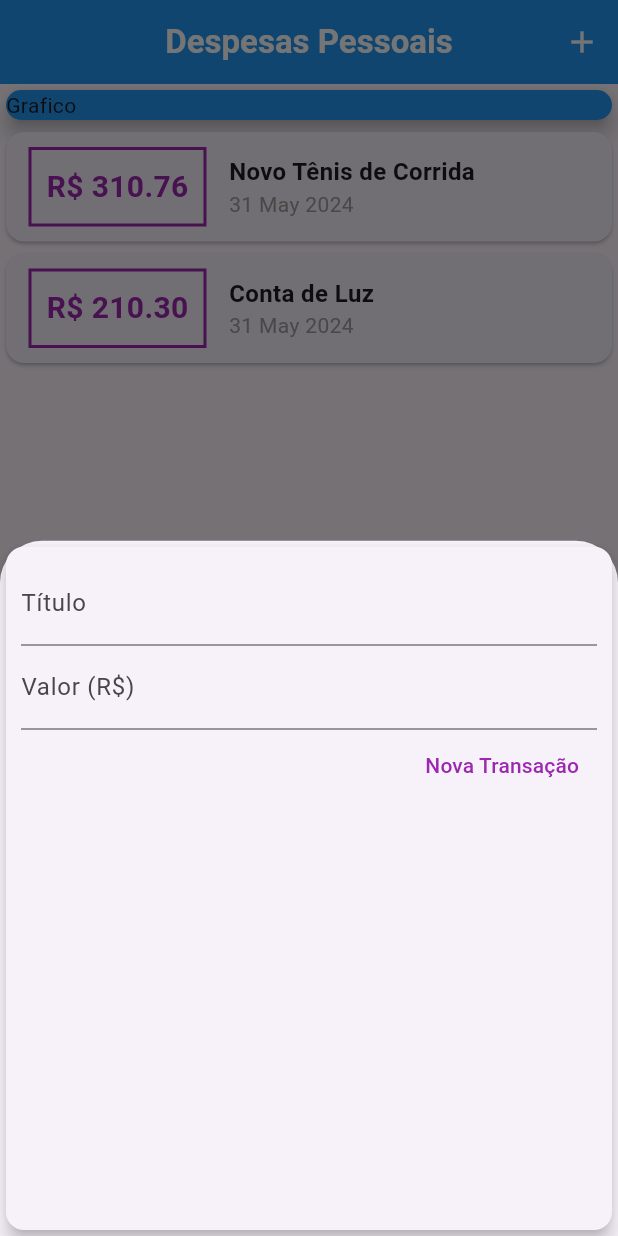
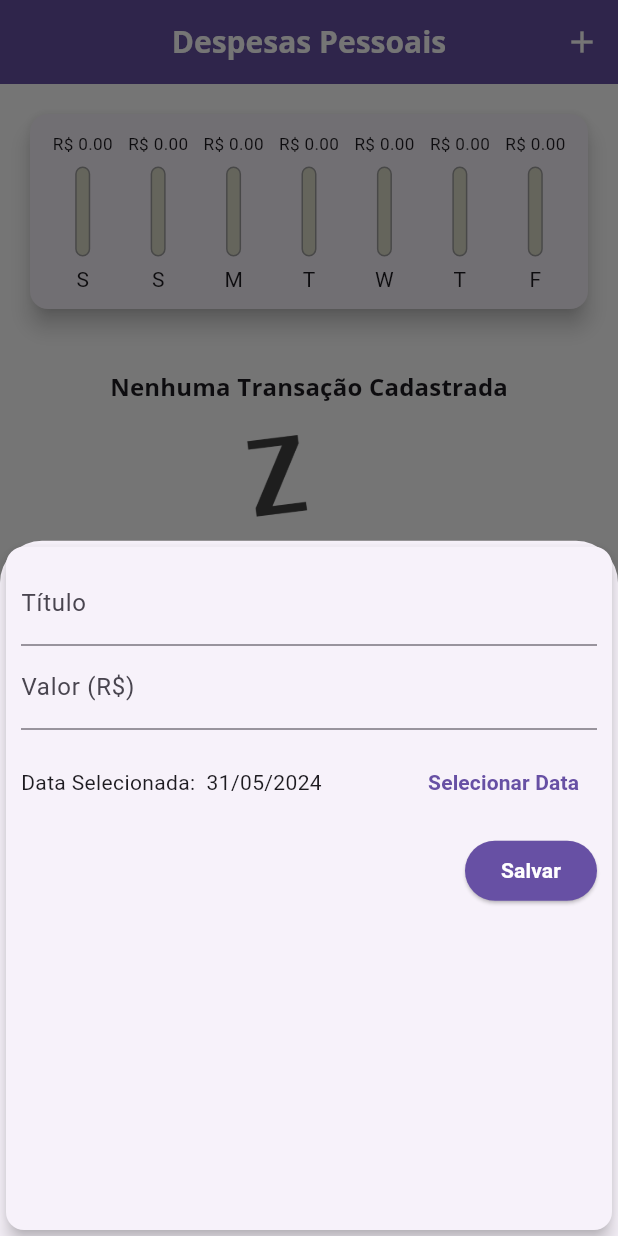
Before and after one commit to filipeacacio/curso_flutter_expenses, a Flutter app: the screen it shows after launch, after a tap on the "add" icon, on a phone screen of 412 x 824 dp. Run offline on Flutter 3.47's test engine with Material 3 defaults, Android fonts, the phone set to English and light mode, and no system bars.

Commit message:
conclusão do app despesas financeiras (aula 136)

```diff
--- /dev/null
+++ b/lib/components/char_bar.dart
@@ -0,0 +1,68 @@
+import 'package:flutter/material.dart';
+
+class ChartBar extends StatelessWidget {
+  const ChartBar({
+    required this.label,
+    required this.value,
+    required this.percentage,
+    super.key,
+  });
+
+  final String label;
+  final double value;
+  final double percentage;
+
+  @override
+  Widget build(BuildContext context) {
+    return Column(
+      children: [
+        SizedBox(
+          height: 20,
+          child: FittedBox(
+            child: Padding(
+              padding: const EdgeInsets.all(2),
+              child: Text(
+                'R\$ ${value.toStringAsFixed(2)}',
+                style: const TextStyle(fontSize: 12),
+              ),
+            ),
+          ),
+        ),
+        const SizedBox(
+          height: 5,
+        ),
+        SizedBox(
+          height: 60,
+          width: 10,
+          child: Stack(
+            alignment: Alignment.bottomCenter,
+            children: [
+              Container(
+                decoration: BoxDecoration(
+                  border: Border.all(
+                    color: Colors.grey,
+                    width: 1,
+                  ),
+                  color: const Color.fromRGBO(220, 220, 200, 1),
+                  borderRadius: BorderRadius.circular(5),
+                ),
+              ),
+              FractionallySizedBox(
+                heightFactor: percentage,
+                child: Container(
+                  decoration: BoxDecoration(
+                  color: Theme.of(context).primaryColor,
+                  borderRadius: BorderRadius.circular(5),
+                )),
+              )
+            ],
+          ),
+        ),
+        const SizedBox(
+          height: 5,
+        ),
+        Text(label),
+      ],
+    );
+  }
+}
--- /dev/null
+++ b/lib/components/chart.dart
@@ -0,0 +1,67 @@
+import 'package:expenses/components/char_bar.dart';
+import 'package:expenses/models/transaction.dart';
+import 'package:flutter/material.dart';
+import 'package:intl/intl.dart';
+
+class Chart extends StatelessWidget {
+  const Chart(this.recentTransaction, {super.key});
+
+  final List<Transaction> recentTransaction;
+
+  List<Map<String, Object>> get groupedTransactions {
+    return List.generate(7, (index) {
+      final weekDay = DateTime.now().subtract(
+        Duration(days: index),
+      );
+
+      double totalSum = 0.0;
+
+      for (var i = 0; i < recentTransaction.length; i++) {
+        bool sameDay = recentTransaction[i].date.day == weekDay.day;
+        bool sameMonth = recentTransaction[i].date.month == weekDay.month;
+        bool sameYear = recentTransaction[i].date.year == weekDay.year;
+
+        if (sameDay && sameMonth && sameYear) {
+          totalSum += recentTransaction[i].value;
+        }
+      }
+
+      return {
+        'day': DateFormat.E().format(weekDay)[0],
+        'value': totalSum,
+      };
+    }).reversed.toList();
+  }
+
+  double get _weekTotalValue {
+    return groupedTransactions.fold(0.0, (sum, tr) {
+      return sum + (tr['value'] as double);
+    });
+  }
+
+  @override
+  Widget build(BuildContext context) {
+    return Card(
+      elevation: 6,
+      margin: const EdgeInsets.all(20),
+      child: Padding(
+        padding: const EdgeInsets.all(10),
+        child: Row(
+          mainAxisAlignment: MainAxisAlignment.spaceAround,
+          children: groupedTransactions.map((tr) {
+            return Flexible(
+              fit: FlexFit.tight,
+              child: ChartBar(
+                label: tr['day'].toString(),
+                value: tr['value'] as double,
+                percentage: _weekTotalValue == 0
+                    ? 0
+                    : (tr['value'] as double) / _weekTotalValue,
+              ),
+            );
+          }).toList(),
+        ),
+      ),
+    );
+  }
+}
--- a/lib/components/transaction_form.dart
+++ b/lib/components/transaction_form.dart
@@ -1,28 +1,85 @@
 import 'package:flutter/material.dart';
+import 'package:intl/intl.dart';
 
 class TransactionForm extends StatefulWidget {
   const TransactionForm(this.onSubmit, {super.key});
 
-  final void Function(String, double) onSubmit;
+  final void Function(String, double, DateTime) onSubmit;
 
   @override
   State<TransactionForm> createState() => _TransactionFormState();
 }
 
 class _TransactionFormState extends State<TransactionForm> {
-  final titleController = TextEditingController();
-
-  final valueController = TextEditingController();
+  final _titleController = TextEditingController();
+  final _valueController = TextEditingController();
+  DateTime? _selectedDate = DateTime.now();
 
   _submirForm() {
-    final title = titleController.text;
-    final value = double.tryParse(valueController.text.replaceAll(',', '.')) ?? 0.0;
+    final title = _titleController.text;
+    final value =
+        double.tryParse(_valueController.text.replaceAll(',', '.')) ?? 0.0;
 
-    if (title.isEmpty || value <= 0) {
+    if (title.isEmpty || value <= 0 || _selectedDate == null) {
       return;
     }
 
-    widget.onSubmit(title, value);
+    widget.onSubmit(title, value, _selectedDate!);
+  }
+
+  @override
+  void initState() {
+    super.initState();
+    _valueController.addListener(_formatInput);
+  }
+
+  @override
+  void dispose() {
+    _valueController.removeListener(_formatInput);
+    _valueController.dispose();
+    super.dispose();
+  }
+
+  void _formatInput() {
+    String value = _valueController.text;
+
+    // Remove qualquer caractere que não seja número
+    value = value.replaceAll(RegExp(r'[^0-9]'), '');
+
+    if (value.isEmpty) {
+      _valueController.value = const TextEditingValue(
+        text: '0,00',
+        selection: TextSelection.collapsed(offset: 4),
+      );
+      return;
+    }
+
+    double numValue = double.parse(value) / 100;
+
+    final formatter = NumberFormat('#,##0.00', 'pt_BR');
+    String formattedValue = formatter.format(numValue);
+
+    // Atualiza o TextEditingController com o valor formatado
+    _valueController.value = TextEditingValue(
+      text: formattedValue,
+      selection: TextSelection.collapsed(offset: formattedValue.length),
+    );
+  }
+
+  _showDatePicker() {
+    showDatePicker(
+      context: context,
+      initialDate: DateTime.now(),
+      firstDate: DateTime(2019),
+      lastDate: DateTime.now(),
+    ).then((pickerdDdate) {
+      if (pickerdDdate == null) {
+        return;
+      }
+      setState(() {
+        _selectedDate = pickerdDdate;
+      });
+    });
   }
 
   @override
@@ -34,23 +91,58 @@
         child: Column(
           children: [
             TextField(
-              controller: titleController,
+              controller: _titleController,
               onSubmitted: (_) => _submirForm(),
               decoration: const InputDecoration(labelText: 'Título'),
             ),
             TextField(
-                controller: valueController,
-                keyboardType: const TextInputType.numberWithOptions(decimal: true),
+                controller: _valueController,
+                keyboardType:
+                    const TextInputType.numberWithOptions(decimal: true),
                 onSubmitted: (_) => _submirForm(),
                 decoration: const InputDecoration(labelText: 'Valor (R\$)')),
+            SizedBox(
+              height: 70,
+              child: Row(
+                children: [
+                  Expanded(
+                    child: Text(
+                      _selectedDate == null
+                          ? 'Nenhum data selecionada!'
+                          : 'Data Selecionada:  ${DateFormat('dd/MM/y').format(_selectedDate!)}',
+                    ),
+                  ),
+                  TextButton(
+                    onPressed: _showDatePicker,
+                    child: Text(
+                      'Selecionar Data',
+                      style: TextStyle(
+                        color: Theme.of(context).colorScheme.primary,
+                        fontWeight: FontWeight.bold,
+                      ),
+                    ),
+                  ),
+                ],
+              ),
+            ),
             Row(
               mainAxisAlignment: MainAxisAlignment.end,
               children: [
-                TextButton(
+                ElevatedButton(
+                  style: ElevatedButton.styleFrom(
+                    backgroundColor: Theme.of(context).primaryColor,
+                    // side: BorderSide(
+                    //     color: Colors.black,
+                    //     width: 2), // Cor e largura da borda
+                  ),
                   onPressed: _submirForm,
                   child: const Text(
-                    'Nova Transação',
-                    style: TextStyle(color: Colors.purple),
+                    'Salvar',
+                    style: TextStyle(
+                      // color: Theme.of(context).textTheme.bodyMedium?.color,
+                      color: Colors.white,
+                      fontWeight: FontWeight.bold,
+                    ),
                   ),
                 ),
               ],
--- a/lib/components/transaction_list.dart
+++ b/lib/components/transaction_list.dart
@@ -3,56 +3,74 @@
 import 'package:intl/intl.dart';
 
 class TransactionList extends StatelessWidget {
-  const TransactionList(this.transactions, {super.key});
+  const TransactionList(this.transactions, this.onRemove, {super.key});
 
   final List<Transaction> transactions;
+  final void Function(String) onRemove;
 
   @override
   Widget build(BuildContext context) {
     final screenHeight = MediaQuery.of(context).size.height;
-    final listHeight = screenHeight * 0.50; // 50% da altura da tela
+    final listHeight = screenHeight * 0.70; // 80% da altura da tela
 
     return SizedBox(
+      // decoration: BoxDecoration(
+      //   border: Border.all(
+      //     color: Colors.red,
+      //     width: 3
+      //   )
+      // ),
       height: listHeight,
-      child: ListView.builder(
+      child: transactions.isEmpty
+          ? Column(
+              children: [
+                const SizedBox(height: 20),
+                Text(
+                  'Nenhuma Transação Cadastrada',
+                  style: Theme.of(context).textTheme.titleMedium,
+                ),
+                const SizedBox(height: 20),
+                SizedBox(
+                  height: 200,
+                  child: Image.asset(
+                    'assets/imagens/waiting.png',
+                    fit: BoxFit.cover,
+                  ),
+                ),
+              ],
+            )
+          : ListView.builder(
               itemCount: transactions.length,
               itemBuilder: (ctx, index) {
                 final tr = transactions[index];
                 return Card(
-            child: Row(
-              children: [
-                Container(
-                  margin:
-                      const EdgeInsets.symmetric(horizontal: 15, vertical: 10),
-                  decoration: BoxDecoration(
-                      border: Border.all(
-                    color: Colors.purple,
-                    width: 2,
-                  )),
-                  padding: const EdgeInsets.all(10),
-                  child: Text(
-                    'R\$ ${tr.value.toStringAsFixed(2)}',
-                    style: const TextStyle(
-                        fontWeight: FontWeight.bold,
-                        fontSize: 20,
-                        color: Colors.purple),
+                  elevation: 5,
+                  margin: const EdgeInsets.symmetric(
+                    vertical: 8,
+                    horizontal: 5,
+                  ),
+                  child: ListTile(
+                    leading: CircleAvatar(
+                      radius: 30,
+                      child: Padding(
+                        padding: const EdgeInsets.all(6),
+                        child: FittedBox(
+                          child: Text('R\$${tr.value}'),
                         ),
                       ),
-                Column(
-                  crossAxisAlignment: CrossAxisAlignment.start,
-                  children: [
-                    Text(
+                    ),
+                    title: Text(
                       tr.title,
-                      style: const TextStyle(
-                        fontWeight: FontWeight.bold,
-                        fontSize: 16,
+                      style: Theme.of(context).textTheme.titleMedium,
                     ),
+                    subtitle: Text(
+                      DateFormat('d MMM y').format(tr.date),
                     ),
-                    Text(DateFormat('d MMM y').format(tr.date),
-                        style: const TextStyle(color: Colors.grey)),
-                  ],
-                )
-              ],
+                    trailing: IconButton(
+                      icon: Icon(Icons.delete),
+                      color: Colors.red,
+                      onPressed: () => onRemove(tr.id),
+                    ),
                   ),
                 );
               },
--- a/lib/main.dart
+++ b/lib/main.dart
@@ -1,5 +1,6 @@
 import 'dart:math';
 
+import 'package:expenses/components/chart.dart';
 import 'package:expenses/components/transaction_form.dart';
 import 'package:flutter/material.dart';
 import 'models/transaction.dart';
@@ -14,8 +15,33 @@
 
   @override
   Widget build(BuildContext context) {
-    return const MaterialApp(
-      home: MyHomePage(),
+    return MaterialApp(
+      home: const MyHomePage(),
+      theme: ThemeData(
+        primarySwatch: Colors.purple,
+        scaffoldBackgroundColor: Colors.white,
+        floatingActionButtonTheme: const FloatingActionButtonThemeData(
+          foregroundColor: Colors.white,
+        ),
+        // colorScheme: ColorScheme.fromSwatch().copyWith(
+        //   primary: Colors.purple,
+        // ),
+        fontFamily: 'Quicksand',
+        textTheme: ThemeData.light().textTheme.copyWith(
+              titleMedium: const TextStyle(
+                fontFamily: 'OpenSans',
+                fontSize: 16,
+                fontWeight: FontWeight.bold,
+              ),
+            ),
+        appBarTheme: const AppBarTheme(
+          titleTextStyle: TextStyle(
+            fontFamily: 'OpenSans',
+            fontSize: 20,
+            fontWeight: FontWeight.bold,
+          ),
+        ),
+      ),
     );
   }
 }
@@ -29,19 +55,40 @@
 
 class _MyHomePageState extends State<MyHomePage> {
   final List<Transaction> _transactions = [
-    Transaction(
-      id: 't1',
-      title: 'Novo Tênis de Corrida',
-      value: 310.76,
-      date: DateTime.now()
-    ),
-    Transaction(
-      id: 't2',
-      title: 'Conta de Luz',
-      value: 210.30,
-      date: DateTime.now()
-    ),
+    // Transaction(
+    //     id: 't0',
+    //     title: 'Conta Antiga',
+    //     value: 400.00,
+    //     date: DateTime.now().subtract(const Duration(days: 33))),
+    // Transaction(
+    //     id: 't1',
+    //     title: 'Novo Tênis de Corrida',
+    //     value: 310.76,
+    //     date: DateTime.now().subtract(const Duration(days: 3))),
+    // Transaction(
+    //     id: 't2',
+    //     title: 'Conta de Luz',
+    //     value: 210.30,
+    //     date: DateTime.now().subtract(const Duration(days: 4))),
+    // Transaction(
+    //     id: 't3',
+    //     title: 'Cartão de Crédito',
+    //     value: 100311.30,
+    //     date: DateTime.now()),
+    // Transaction(
+    //     id: 't4',
+    //     title: 'Conta de Luz',
+    //     value: 11.30,
+    //     date: DateTime.now()),
   ];
+
+  List<Transaction> get _recentTransactions {
+    return _transactions.where((tr) {
+      return tr.date.isAfter(DateTime.now().subtract(
+        const Duration(days: 7),
+      ));
+    }).toList();
+  }
 
   _openTransactionFormModal(BuildContext context) {
     showModalBottomSheet(
@@ -51,12 +98,12 @@
         });
   }
 
-  _addTransaction(String title, double value) {
+  _addTransaction(String title, double value, DateTime date) {
     final newTransaction = Transaction(
       id: Random().nextDouble().toString(),
       title: title,
       value: value,
-      date: DateTime.now(),
+      date: date,
     );
 
     setState(() {
@@ -66,19 +113,21 @@
     Navigator.of(context).pop();
   }
 
+  _removeTransaction(String id) {
+    setState(() {
+      _transactions.removeWhere((tr) => tr.id == id);
+    });
+  }
+
   @override
   Widget build(BuildContext context) {
     return Scaffold(
       appBar: AppBar(
         title: const Text(
           'Despesas Pessoais',
-          style: TextStyle(
-            color: Colors.white,
-            fontWeight: FontWeight.bold,
-          ),
         ),
         centerTitle: true,
-        backgroundColor: Colors.blue,
+        backgroundColor: Theme.of(context).colorScheme.primary,
         actions: [
           IconButton(
             onPressed: () => _openTransactionFormModal(context),
@@ -91,24 +140,18 @@
         child: Column(
           crossAxisAlignment: CrossAxisAlignment.stretch,
           children: <Widget>[
-            const SizedBox(
-              child: Card(
-                color: Colors.blue,
-                elevation: 5,
-                child: Text('Grafico'),
-              ),
-            ),
-            TransactionList(_transactions),
+            Chart(_recentTransactions),
+            TransactionList(_transactions, _removeTransaction),
           ],
         ),
       ),
       floatingActionButton: FloatingActionButton(
-        backgroundColor: Colors.blue,
+        backgroundColor: Theme.of(context).colorScheme.primary,
         onPressed: () => _openTransactionFormModal(context),
         shape: RoundedRectangleBorder(
           borderRadius: BorderRadius.circular(30.0),
         ),
-        child: const Icon(Icons.add, color: Colors.white),
+        child: const Icon(Icons.add),
       ),
       floatingActionButtonLocation: FloatingActionButtonLocation.centerFloat,
     );
```
Also changed, not shown: pubspec.yaml (+15 -17 lines), assets/fonts/OpenSans-Bold.ttf (added), assets/fonts/OpenSans-Regular.ttf (added), assets/fonts/Quicksand-Bold.ttf (added), assets/fonts/Quicksand-Light.ttf (added), assets/fonts/Quicksand-Medium.ttf (added), assets/fonts/Quicksand-Regular.ttf (added), assets/imagens/waiting.png (added). Lines whose indentation alone changed are shown as unchanged.
